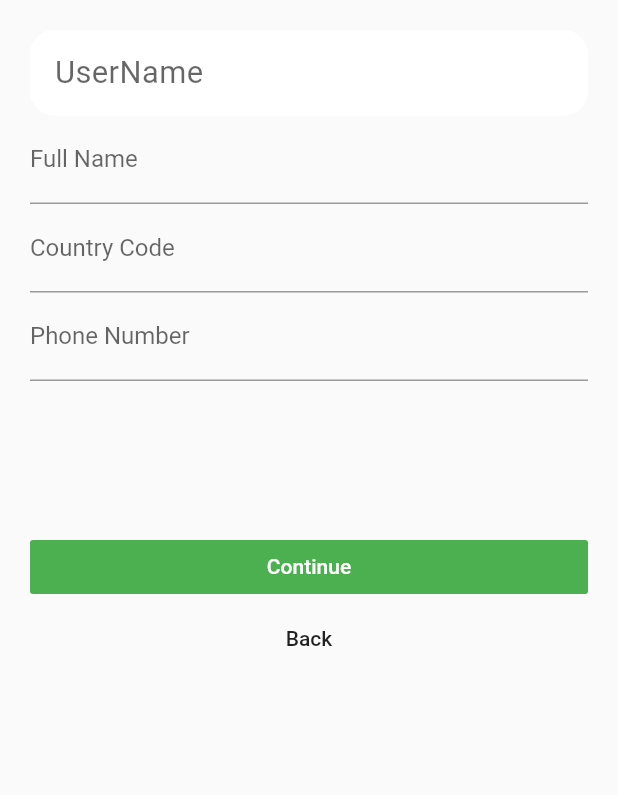
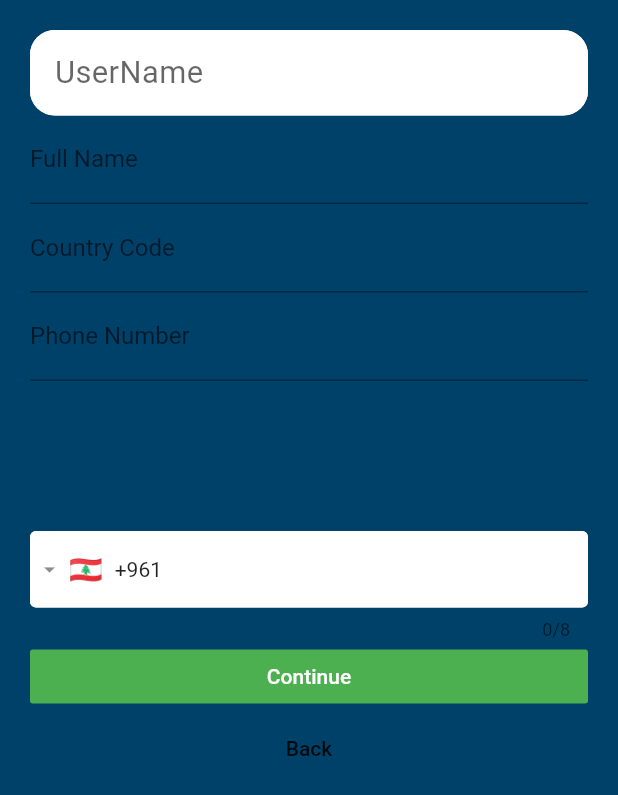
Before and after one commit to AhmadWehbe167/youplan, a Flutter app: the PhoneRegisterPage screen opened directly, on a phone screen of 412 x 824 dp. Shown: the top 795 px of the screen. Run offline on Flutter 3.47's test engine with Material 2 defaults, Android fonts, the phone set to English and light mode, and no system bars; drawn by our look-alikes of intl_phone_field; our stand-ins replace cloud_firestore, data_connection_checker, firebase_auth, firebase_core, flare_flutter, flutter_spinkit and 2 more; missing offline and left inert: algolia, flutter_google_places, google_maps_webservice; accounts and stored records are empty.

Commit message:
Extra fixes

```diff
--- a/lib/Authenticate_Screens/Phone_Auth/Phone_Register_Page.dart
+++ b/lib/Authenticate_Screens/Phone_Auth/Phone_Register_Page.dart
@@ -1,5 +1,6 @@
 import 'package:firebase_auth/firebase_auth.dart';
 import 'package:flutter/material.dart';
+import 'package:intl_phone_field/intl_phone_field.dart';
 import 'package:provider/provider.dart';
 import 'package:youplan/Authenticate_Screens/Auth_Services/RefactoredWidgets_Functions.dart';
 import 'package:youplan/Constants_and_Data/Constants.dart';
@@ -33,13 +34,12 @@
         : Form(
             key: _formKey1,
             child: Scaffold(
+              backgroundColor: navy,
               key: _scaffoldKey,
               body: Center(
                 child: Padding(
                   padding: const EdgeInsets.all(20.0),
                   child: ListView(
-                    // mainAxisAlignment: MainAxisAlignment.center,
-                    // crossAxisAlignment: CrossAxisAlignment.center,
                     children: [
                       AuthTextField(
                         labelTitle: "UserName",
@@ -129,6 +129,44 @@
                       ),
                       SizedBox(
                         height: 100,
+                      ),
+                      IntlPhoneField(
+                        initialCountryCode: "LB",
+                        decoration: InputDecoration(
+                          // contentPadding: EdgeInsets.all(height / 50),
+                          errorStyle: TextStyle(
+                            fontWeight: FontWeight.bold,
+                            color: Colors.redAccent,
+                            // fontSize: height * 0.018,
+                          ),
+                          // hintText: labelTitle,
+                          hintStyle: TextStyle(
+                            fontWeight: FontWeight.normal,
+                          ),
+                          // suffixIcon: icon,
+                          isDense: true,
+                          fillColor: Colors.white,
+                          filled: true,
+                          enabledBorder: OutlineInputBorder(
+                              // borderRadius: new BorderRadius.circular(height / 50),
+                              borderSide: BorderSide(
+                            color: Colors.white,
+                            width: 2,
+                          )),
+                          focusedBorder: OutlineInputBorder(
+                              // borderRadius: new BorderRadius.circular(height / 50),
+                              borderSide: BorderSide(
+                            color: navy,
+                            width: 2,
+                          )),
+                          border: new OutlineInputBorder(
+                            // borderRadius: new BorderRadius.circular(height / 50),
+                            borderSide: new BorderSide(
+                              color: navy,
+                              width: 2,
+                            ),
+                          ),
+                        ),
                       ),
                       FlatButton(
                         onPressed: () async {
--- a/lib/Welcome/SplashScreen.dart
+++ b/lib/Welcome/SplashScreen.dart
@@ -1,6 +1,6 @@
 import 'package:flutter/material.dart';
 import 'package:splashscreen/splashscreen.dart';
-import 'package:youplan/Authenticate_Screens/Email_Auth/Verification_page.dart';
+import 'package:youplan/Wrapper/Wrapper.dart';
 
 class IntroScreen extends StatefulWidget {
   @override
@@ -21,7 +21,7 @@
       photoSize: 100.0,
       onClick: () => print("flutter"),
       loaderColor: Colors.green,
-      navigateAfterSeconds: VerificationPage(),
+      navigateAfterSeconds: Wrapper(),
     );
   }
 }
--- a/pubspec.yaml
+++ b/pubspec.yaml
@@ -28,6 +28,9 @@
   intl: ^0.16.1
   device_preview: ^0.4.7
   splashscreen: ^1.2.0
+  intl_phone_field:
+    git:
+      url: https://github.com/AhmadWehbe167/intl_phone_field.git
 
 dev_dependencies:
   flutter_driver:
```
Also changed, not shown: pubspec.lock.
